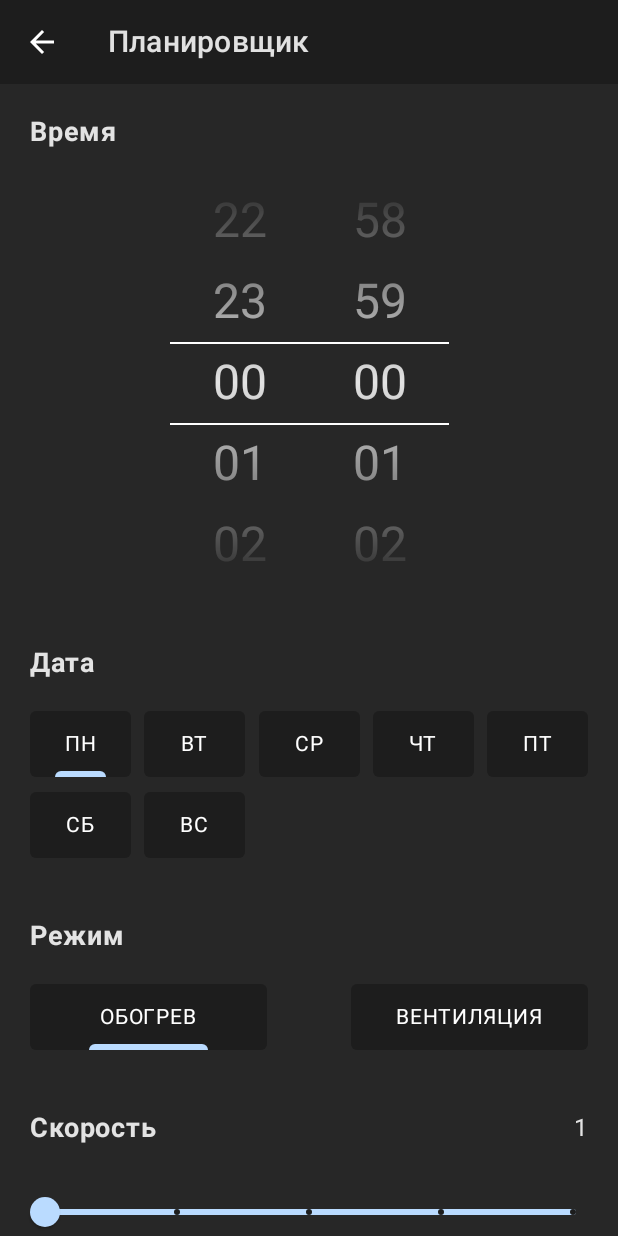
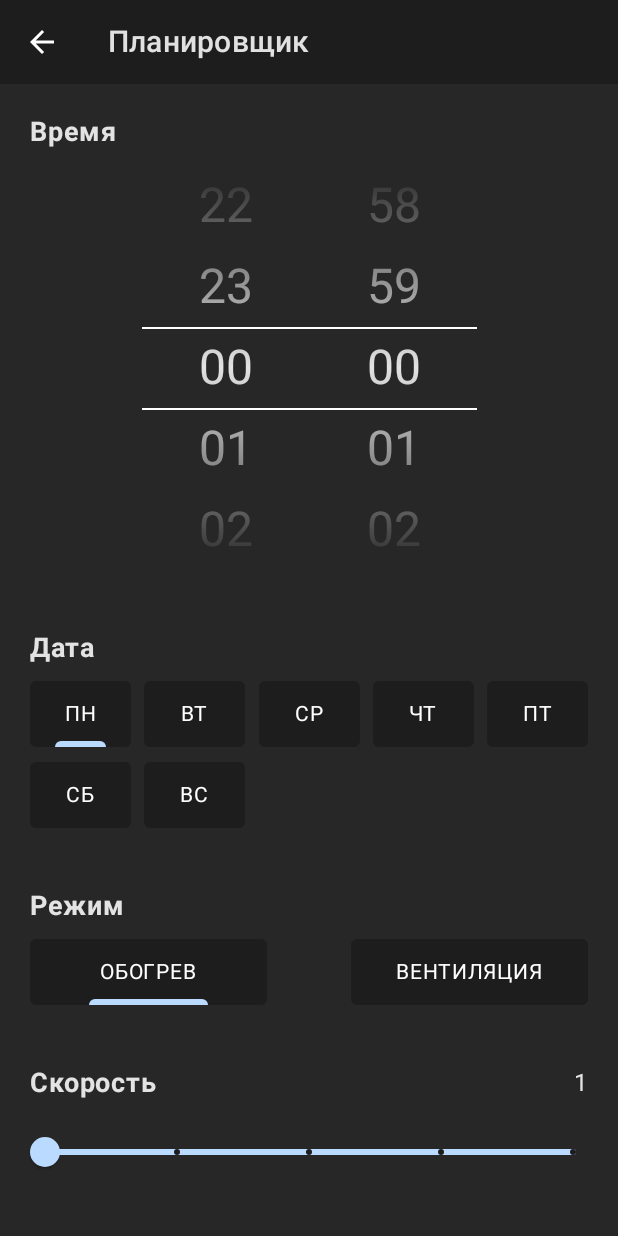
Before and after one commit to VopRos-ZP/CityronCompose, an Android app built with Jetpack Compose: the composable EditSchedulerScreen called with empty values, on a phone screen of 412 x 824 dp. Run offline under Robolectric (Android 15) with nearby library versions, the phone set to English and light mode, and no system bars; our stand-ins replace Dagger/Hilt's generated code; network calls fail; 1 statement that could not run was skipped.

Commit message:
Добавление NumberPicker'а

```diff
--- a/app/build.gradle.kts
+++ b/app/build.gradle.kts
@@ -67,7 +67,7 @@ dependencies {
     /** Network **/
     implementation(libs.okhttp)
     implementation(libs.okhttp.logging.interceptor)
-    /**  **/
+    /** Libs **/
     implementation(libs.fingerprint.android)
     implementation(libs.highcharts.android)
     /** Room **/
--- a/app/src/main/java/ru/cityron/presentation/components/Picker.kt
+++ b/app/src/main/java/ru/cityron/presentation/components/Picker.kt
@@ -1,55 +1,46 @@
 package ru.cityron.presentation.components
 
-import androidx.compose.animation.core.*
 import androidx.compose.foundation.ExperimentalFoundationApi
-import androidx.compose.foundation.background
-import androidx.compose.foundation.gestures.Orientation
-import androidx.compose.foundation.gestures.detectTapGestures
-import androidx.compose.foundation.gestures.draggable
-import androidx.compose.foundation.gestures.rememberDraggableState
 import androidx.compose.foundation.gestures.snapping.rememberSnapFlingBehavior
-import androidx.compose.foundation.layout.*
+import androidx.compose.foundation.layout.Box
+import androidx.compose.foundation.layout.fillMaxWidth
+import androidx.compose.foundation.layout.height
+import androidx.compose.foundation.layout.offset
 import androidx.compose.foundation.lazy.LazyColumn
 import androidx.compose.foundation.lazy.rememberLazyListState
 import androidx.compose.material.Divider
 import androidx.compose.material.LocalContentColor
 import androidx.compose.material.LocalTextStyle
-import androidx.compose.material.MaterialTheme
-import androidx.compose.material.ProvideTextStyle
 import androidx.compose.material.Text
-import androidx.compose.runtime.*
+import androidx.compose.runtime.Composable
+import androidx.compose.runtime.LaunchedEffect
+import androidx.compose.runtime.getValue
+import androidx.compose.runtime.mutableStateOf
+import androidx.compose.runtime.remember
+import androidx.compose.runtime.snapshotFlow
 import androidx.compose.ui.Alignment
 import androidx.compose.ui.Modifier
-import androidx.compose.ui.draw.alpha
 import androidx.compose.ui.draw.drawWithContent
 import androidx.compose.ui.graphics.BlendMode
 import androidx.compose.ui.graphics.Brush
 import androidx.compose.ui.graphics.Color
 import androidx.compose.ui.graphics.CompositingStrategy
 import androidx.compose.ui.graphics.graphicsLayer
-import androidx.compose.ui.input.pointer.pointerInput
-import androidx.compose.ui.layout.Layout
 import androidx.compose.ui.layout.onSizeChanged
 import androidx.compose.ui.platform.LocalDensity
 import androidx.compose.ui.text.TextStyle
-import androidx.compose.ui.text.style.TextAlign
 import androidx.compose.ui.text.style.TextOverflow
-import androidx.compose.ui.unit.IntOffset
-import androidx.compose.ui.unit.dp
 import kotlinx.coroutines.flow.distinctUntilChanged
 import kotlinx.coroutines.flow.map
-import kotlinx.coroutines.launch
-import kotlin.math.abs
-import kotlin.math.roundToInt
 
 @OptIn(ExperimentalFoundationApi::class)
 @Composable
-fun Picker(
+fun NumberPicker(
     modifier: Modifier = Modifier,
     items: List<Int>,
     format: (Int) -> String = Int::toString,
-    value: Int = 0,
-    onValueChange: (Int) -> Unit,
+    value: Int,
+    onValueChanged: (Int) -> Unit,
     visibleItemsCount: Int = 5,
     textModifier: Modifier = Modifier,
     textStyle: TextStyle = LocalTextStyle.current,
@@ -59,7 +50,7 @@ fun Picker(
     val visibleItemsMiddle = visibleItemsCount / 2
     val listScrollCount = Integer.MAX_VALUE
     val listScrollMiddle = listScrollCount / 2
-    val listStartIndex = listScrollMiddle - listScrollMiddle % items.size - visibleItemsMiddle + value
+    val listStartIndex = listScrollMiddle - listScrollMiddle % items.size - visibleItemsMiddle + items.indexOf(value)
 
     fun getItem(index: Int) = items[index % items.size]
 
@@ -81,7 +72,7 @@ fun Picker(
         snapshotFlow { listState.firstVisibleItemIndex }
             .map { index -> getItem(index + visibleItemsMiddle) }
             .distinctUntilChanged()
-            .collect { item -> onValueChange(item) }
+            .collect { item -> onValueChanged(item) }
     }
 
     Box(modifier = modifier) {
@@ -115,7 +106,6 @@ fun Picker(
             modifier = Modifier.offset(y = itemHeightDp * (visibleItemsMiddle + 1))
         )
     }
-
 }
 
 private fun Modifier.fadingEdge(brush: Brush) = this
--- a/app/src/main/java/ru/cityron/presentation/components/Scaffold+Toolbar.kt
+++ b/app/src/main/java/ru/cityron/presentation/components/Scaffold+Toolbar.kt
@@ -24,6 +24,7 @@ fun DrawerScaffold(
     onClick: () -> Unit,
     modifier: Modifier = Modifier,
     fab: @Composable () -> Unit = {},
+    bottomBar: @Composable () -> Unit = {},
     snackbarHostState: SnackbarHostState = remember { SnackbarHostState() },
     content: @Composable BoxScope.() -> Unit,
 ) {
@@ -32,6 +33,7 @@ fun DrawerScaffold(
         topBar = { DrawerTopBar(title = title, onClick = onClick) },
         snackbarHostState = snackbarHostState,
         fab = fab,
+        bottomBar = bottomBar,
         content = content
     )
 }
@@ -42,6 +44,7 @@ fun BackScaffold(
     onClick: () -> Unit,
     modifier: Modifier = Modifier,
     fab: @Composable () -> Unit = {},
+    bottomBar: @Composable () -> Unit = {},
     snackbarHostState: SnackbarHostState = remember { SnackbarHostState() },
     content: @Composable BoxScope.() -> Unit,
 ) {
@@ -50,6 +53,7 @@ fun BackScaffold(
         topBar = { BackTopBar(title = title, onClick = onClick) },
         snackbarHostState = snackbarHostState,
         fab = fab,
+        bottomBar = bottomBar,
         content = content
     )
 }
@@ -59,6 +63,7 @@ fun ToolbarScaffold(
     modifier: Modifier,
     topBar: @Composable () -> Unit,
     content: @Composable BoxScope.() -> Unit,
+    bottomBar: @Composable () -> Unit = {},
     snackbarHostState: SnackbarHostState,
     fab: @Composable () -> Unit
 ) {
@@ -70,7 +75,8 @@ fun ToolbarScaffold(
                 snackbar = { Snackbar(it) }
             )
         },
-        floatingActionButton = fab
+        floatingActionButton = fab,
+        bottomBar = bottomBar
     ) {
         Box(
             modifier = modifier
--- a/app/src/main/java/ru/cityron/presentation/screens/editScheduler/EditSchedulerScreen.kt
+++ b/app/src/main/java/ru/cityron/presentation/screens/editScheduler/EditSchedulerScreen.kt
@@ -1,5 +1,11 @@
 package ru.cityron.presentation.screens.editScheduler
 
+import androidx.compose.animation.AnimatedContent
+import androidx.compose.animation.AnimatedVisibility
+import androidx.compose.animation.core.animateDpAsState
+import androidx.compose.animation.slideInHorizontally
+import androidx.compose.animation.slideInVertically
+import androidx.compose.animation.slideOutVertically
 import androidx.compose.foundation.background
 import androidx.compose.foundation.clickable
 import androidx.compose.foundation.layout.Arrangement
@@ -7,17 +13,22 @@ import androidx.compose.foundation.layout.Box
 import androidx.compose.foundation.layout.Column
 import androidx.compose.foundation.layout.ColumnScope
 import androidx.compose.foundation.layout.IntrinsicSize
+import androidx.compose.foundation.layout.PaddingValues
 import androidx.compose.foundation.layout.Row
 import androidx.compose.foundation.layout.RowScope
 import androidx.compose.foundation.layout.Spacer
 import androidx.compose.foundation.layout.fillMaxSize
 import androidx.compose.foundation.layout.fillMaxWidth
 import androidx.compose.foundation.layout.height
+import androidx.compose.foundation.layout.offset
 import androidx.compose.foundation.layout.padding
 import androidx.compose.foundation.layout.size
 import androidx.compose.foundation.layout.width
 import androidx.compose.foundation.lazy.LazyColumn
 import androidx.compose.foundation.shape.RoundedCornerShape
+import androidx.compose.material.BottomAppBar
+import androidx.compose.material.Button
+import androidx.compose.material.ButtonDefaults
 import androidx.compose.material.MaterialTheme
 import androidx.compose.material.Text
 import androidx.compose.runtime.Composable
@@ -36,21 +47,48 @@ import androidx.compose.ui.text.font.FontWeight
 import androidx.compose.ui.unit.dp
 import androidx.compose.ui.unit.sp
 import androidx.hilt.navigation.compose.hiltViewModel
+import ru.cityron.domain.utils.Temp
 import ru.cityron.domain.utils.toTime
 import ru.cityron.presentation.components.BackScaffold
 import ru.cityron.presentation.components.FanSlider
-import ru.cityron.presentation.components.Picker
+import ru.cityron.presentation.components.NumberPicker
 
 @Composable
 fun EditSchedulerScreen(
     onClick: () -> Unit, id: Int,
-    viewModel: EditSchedulerViewModel =  hiltViewModel()
+    viewModel: EditSchedulerViewModel = hiltViewModel()
 ) {
     val task by viewModel.localTask.collectAsState()
+    val isChanged by viewModel.isChanged.collectAsState()
 
     BackScaffold(
         title = "Планировщик",
-        onClick = onClick
+        onClick = onClick,
+        bottomBar = {
+            AnimatedContent(targetState = isChanged, label = "") {
+                when (it) {
+                    true -> BottomAppBar(
+                        modifier = Modifier.clip(RoundedCornerShape(topStart = 10.dp, topEnd = 10.dp)),
+                        backgroundColor = MaterialTheme.colors.primary,
+                        contentPadding = PaddingValues(20.dp),
+                    ) {
+                        Button(
+                            modifier = Modifier.fillMaxWidth(),
+                            shape = RoundedCornerShape(4.dp),
+                            contentPadding = PaddingValues(vertical = 14.dp),
+                            colors = ButtonDefaults.buttonColors(
+                                backgroundColor = MaterialTheme.colors.secondary,
+                                contentColor = MaterialTheme.colors.onBackground
+                            ),
+                            onClick = viewModel::onSaveClick
+                        ) {
+                            Text(text = "Сохранить")
+                        }
+                    }
+                    else -> {}
+                }
+            }
+        }
     ) {
         LazyColumn(
             modifier = Modifier.fillMaxSize(),
@@ -59,9 +97,9 @@ fun EditSchedulerScreen(
                 TitledContent(title = "Время") {
                     TimePicker(
                         hour = task.hour,
-                        onHourChanged = {},
+                        onHourChanged = viewModel::onHourChanged,
                         min = task.min,
-                        onMinChanged = {}
+                        onMinChanged = viewModel::onMinChanged
                     )
                 }
             }
@@ -69,7 +107,7 @@ fun EditSchedulerScreen(
                 TitledContent(title = "Дата") {
                     DayTabRow(
                         day = task.day,
-                        onDayChanged = {}
+                        onDayChanged = viewModel::onDayChanged
                     )
                 }
             }
@@ -77,15 +115,29 @@ fun EditSchedulerScreen(
                 TitledContent(title = "Режим") {
                     ModeRow(
                         mode = task.mode,
-                        onModeChanged = {}
+                        onModeChanged = viewModel::onModeChanged
                     )
                 }
             }
             item {
                 FanRow(
                     fan = task.fan,
-                    onFanChanged = {}
+                    onFanChanged = viewModel::onFanChanged
                 )
+            }
+            item {
+                TempRow(
+                    value = task.temp,
+                    onValueChanged = viewModel::onTempChanged
+                )
+            }
+            item {
+                TitledContent(title = "Действие") {
+                    PowerRow(
+                        power = task.power,
+                        onPowerChange = viewModel::onPowerChanged
+                    )
+                }
             }
         }
     }
@@ -105,7 +157,7 @@ fun TitledContent(
             .fillMaxWidth()
             .padding(20.dp),
         horizontalAlignment = Alignment.CenterHorizontally,
-        verticalArrangement = Arrangement.spacedBy(20.dp)
+        verticalArrangement = Arrangement.spacedBy(10.dp)
     ) {
         Row {
             Text(
@@ -132,26 +184,24 @@ fun TimePicker(
     val hourValues = (0..23).toList()
     val minValues = (0..59).toList()
 
-    Row(modifier = Modifier.fillMaxWidth(0.5f)) {
-        Picker(
+    Row(modifier = Modifier.fillMaxWidth(0.6f)) {
+        NumberPicker(
+            modifier = Modifier.fillMaxWidth(0.5f),
+            value = hour,
             items = hourValues,
-            value = hour,
-            onValueChange = onHourChanged,
             format = ::toTime,
+            onValueChanged = onHourChanged,
+            textStyle = TextStyle(fontSize = 32.sp),
             textModifier = Modifier.padding(8.dp),
-            modifier = Modifier.fillMaxWidth(0.5f),
-            dividerColor = MaterialTheme.colors.onBackground,
+        )
+        NumberPicker(
+            modifier = Modifier.fillMaxWidth(),
+            value = min,
+            items = minValues,
+            format = ::toTime,
+            onValueChanged = onMinChanged,
             textStyle = TextStyle(fontSize = 32.sp),
-        )
-        Picker(
-            items = minValues,
-            value = min,
-            onValueChange = onMinChanged,
-            format = ::toTime,
             textModifier = Modifier.padding(8.dp),
-            modifier = Modifier.fillMaxWidth(),
-            dividerColor = MaterialTheme.colors.onBackground,
-            textStyle = TextStyle(fontSize = 32.sp),
         )
     }
 }
@@ -162,7 +212,6 @@ fun DayTabRow(
     onDayChanged: (Int) -> Unit
 ) {
     val values = listOf("пн", "вт", "ср", "чт", "пт", "сб", "вс", "", "", "")
-    var selected by remember { mutableIntStateOf(day) }
 
     Column(verticalArrangement = Arrangement.spacedBy(10.dp)) {
         Row(
@@ -173,8 +222,8 @@ fun DayTabRow(
                 DayChip(
                     modifier = Modifier.size(67.dp, 44.dp),
                     day = values[i],
-                    isSelected = selected == i,
-                    onClick = { selected = i }
+                    isSelected = day == i,
+                    onClick = { onDayChanged(i) }
                 )
             }
         }
@@ -186,14 +235,11 @@ fun DayTabRow(
                 DayChip(
                     modifier = Modifier.size(67.dp, 44.dp),
                     day = values[i],
-                    isSelected = selected == i,
-                    onClick = { selected = i }
+                    isSelected = day == i,
+                    onClick = { onDayChanged(i) }
                 )
             }
         }
-    }
-    LaunchedEffect(key1 = selected) {
-        onDayChanged(selected)
     }
 }
 
@@ -285,3 +331,47 @@ fun FanRow(
         )
     }
 }
+
+@Composable
+fun TempRow(
+    value: Int,
+    onValueChanged: (Int) -> Unit
+) {
+    TitledContent(title = "Уставка") {
+        NumberPicker(
+            modifier = Modifier.fillMaxWidth(0.5f),
+            items = (5..40).toList(),
+            value = value,
+            onValueChanged = onValueChanged,
+            format = { t -> "$t°С" },
+            textStyle = TextStyle(fontSize = 32.sp),
+            textModifier = Modifier.padding(8.dp),
+        )
+    }
+}
+
+@Composable
+fun PowerRow(
+    power: Int,
+    onPowerChange: (Int) -> Unit
+) {
+    val values = listOf("отключить", "включить")
+    var selected by remember { mutableIntStateOf(power) }
+
+    Row(
+        modifier = Modifier.fillMaxWidth(),
+        horizontalArrangement = Arrangement.SpaceBetween
+    ) {
+        values.forEachIndexed { index, s ->
+            DayChip(
+                modifier = Modifier.size(158.dp, 44.dp),
+                day = s,
+                isSelected = selected == index,
+                onClick = { selected = index }
+            )
+        }
+    }
+    LaunchedEffect(key1 = selected) {
+        onPowerChange(selected)
+    }
+}
--- a/app/src/main/java/ru/cityron/presentation/screens/editScheduler/EditSchedulerViewModel.kt
+++ b/app/src/main/java/ru/cityron/presentation/screens/editScheduler/EditSchedulerViewModel.kt
@@ -19,12 +19,16 @@ class EditSchedulerViewModel @Inject constructor(
 ) : ViewModel() {
 
     private val _task = MutableStateFlow(M3Task())
-    val localTask = _task.asStateFlow()
+    private val _localTask = MutableStateFlow(M3Task())
+    val localTask = _localTask.asStateFlow()
+
+    private val _isChanged = MutableStateFlow(false)
+    val isChanged = _isChanged.asStateFlow()
 
     fun fetchTask(id: Int) {
         viewModelScope.launch(Dispatchers.IO) {
             val sched = getM3SchedUseCase()
-            _task.value = when (id) {
+            val task = when (id) {
                 0 -> sched.task0
                 1 -> sched.task1
                 2 -> sched.task2
@@ -37,7 +41,40 @@ class EditSchedulerViewModel @Inject constructor(
                 9 -> sched.task9
                 else -> throw RuntimeException()
             }
+            _task.value = task
+            _localTask.value = task
+            localTask.collect {
+                _isChanged.value = _task.value != it
+            }
         }
+    }
+
+    fun onHourChanged(hour: Int) {
+        _localTask.value = localTask.value.copy(hour = hour)
+    }
+
+    fun onMinChanged(min: Int) {
+        _localTask.value = localTask.value.copy(min = min)
+    }
+
+    fun onDayChanged(day: Int) {
+        _localTask.value = localTask.value.copy(day = day)
+    }
+
+    fun onModeChanged(mode: Int) {
+        _localTask.value = localTask.value.copy(mode = mode)
+    }
+
+    fun onFanChanged(fan: Int) {
+        _localTask.value = localTask.value.copy(fan = fan)
+    }
+
+    fun onTempChanged(temp: Int) {
+        _localTask.value = localTask.value.copy(temp = temp)
+    }
+
+    fun onPowerChanged(power: Int) {
+        _localTask.value = localTask.value.copy(power = power)
     }
 
     fun onSaveClick() {
--- a/app/src/main/java/ru/cityron/ui/theme/Color.kt
+++ b/app/src/main/java/ru/cityron/ui/theme/Color.kt
@@ -6,6 +6,7 @@ val Orange = Color(0xFFFFA826)
 val Blue = Color(0xFFBADBFF)
 val Black = Color(0xFF1D1D1D)
 val Grey = Color(0xFF272727)
+val LightGrey = Color(0xFF49454F)
 val Blue3 = Color(0xFF375068)
 val Green = Color(0xFF318823)
 val Red = Color(0xFFAB2929)
```
Also changed, not shown: app/src/main/java/ru/cityron/presentation/components/HTabRow.kt (+34 -4 lines), app/src/main/res/layout/number_picker.xml (added, +9 -0 lines).
